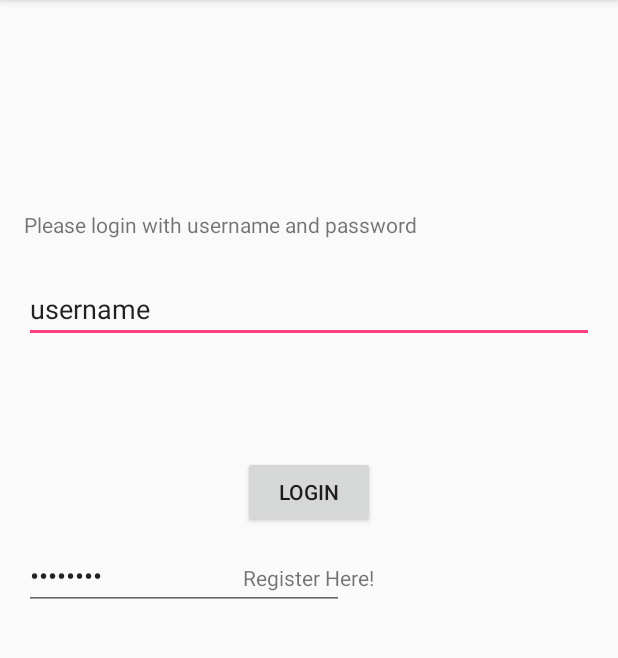
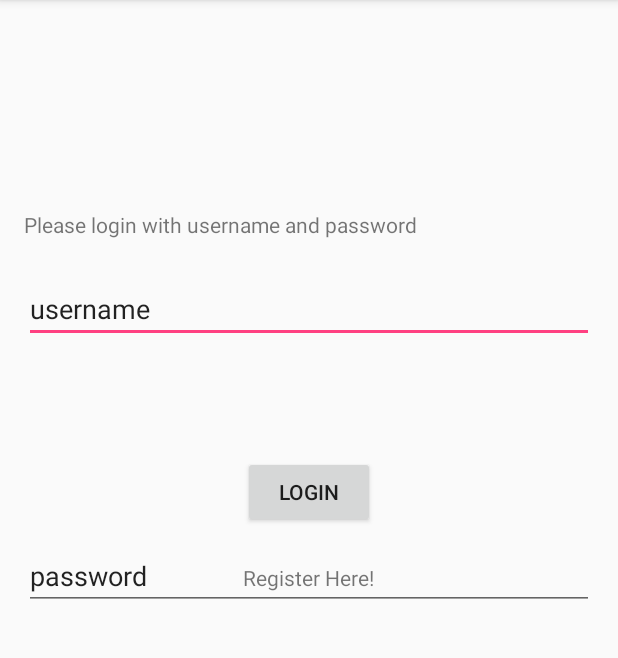
Before and after one commit to COMP3006/BUAddDrop, an Android app: the LoginActivity screen opened directly, with no data from a screen before it, on a phone screen of 412 x 824 dp, the part 84-742 px from its top. Run offline under Robolectric (Android 15) with nearby library versions, the phone set to English and light mode, and no system bars.

Commit message:
Banana's code

```diff
--- a/app/src/main/res/layout/activity_login.xml
+++ b/app/src/main/res/layout/activity_login.xml
@@ -11,9 +11,8 @@
     tools:context="com.example.demo.myapplication.LoginActivity">
 
     <EditText
-        android:layout_width="wrap_content"
+        android:layout_width="match_parent"
         android:layout_height="wrap_content"
-        android:inputType="textPersonName"
         android:text="username"
         android:ems="10"
         android:layout_alignParentTop="true"
@@ -41,16 +40,6 @@
         android:layout_alignStart="@+id/tvRegisterLink"
         android:layout_marginTop="75dp" />
 
-    <EditText
-        android:layout_width="wrap_content"
-        android:layout_height="wrap_content"
-        android:inputType="numberPassword"
-        android:ems="10"
-        android:id="@+id/etPassword"
-        android:text="password"
-        android:layout_centerVertical="true"
-        android:layout_alignParentStart="true" />
-
     <TextView
         android:text="Please login with username and password"
         android:layout_width="wrap_content"
@@ -59,4 +48,15 @@
         android:layout_marginBottom="69dp"
         android:layout_above="@+id/blogin"
         android:layout_alignParentStart="true" />
+
+    <EditText
+        android:layout_width="match_parent"
+        android:layout_height="wrap_content"
+        android:ems="10"
+        android:id="@+id/etPassword"
+        android:text="password"
+        android:layout_centerVertical="true"
+        android:layout_alignParentStart="true"
+        android:layout_alignParentEnd="true" />
+
 </RelativeLayout>
```
